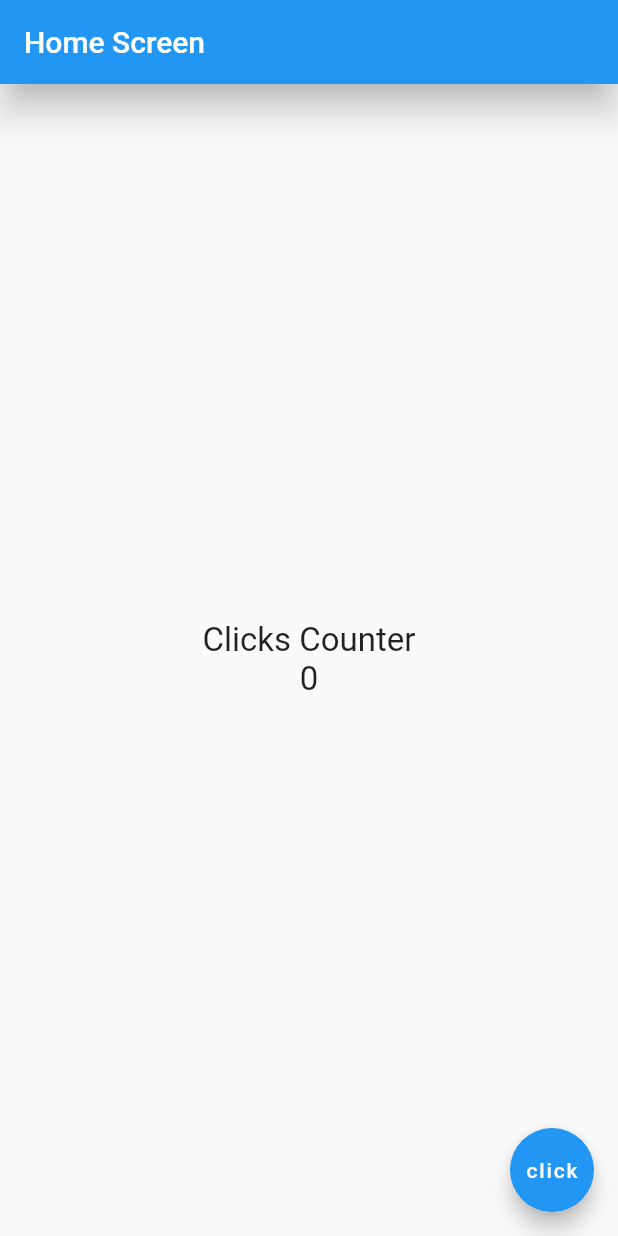
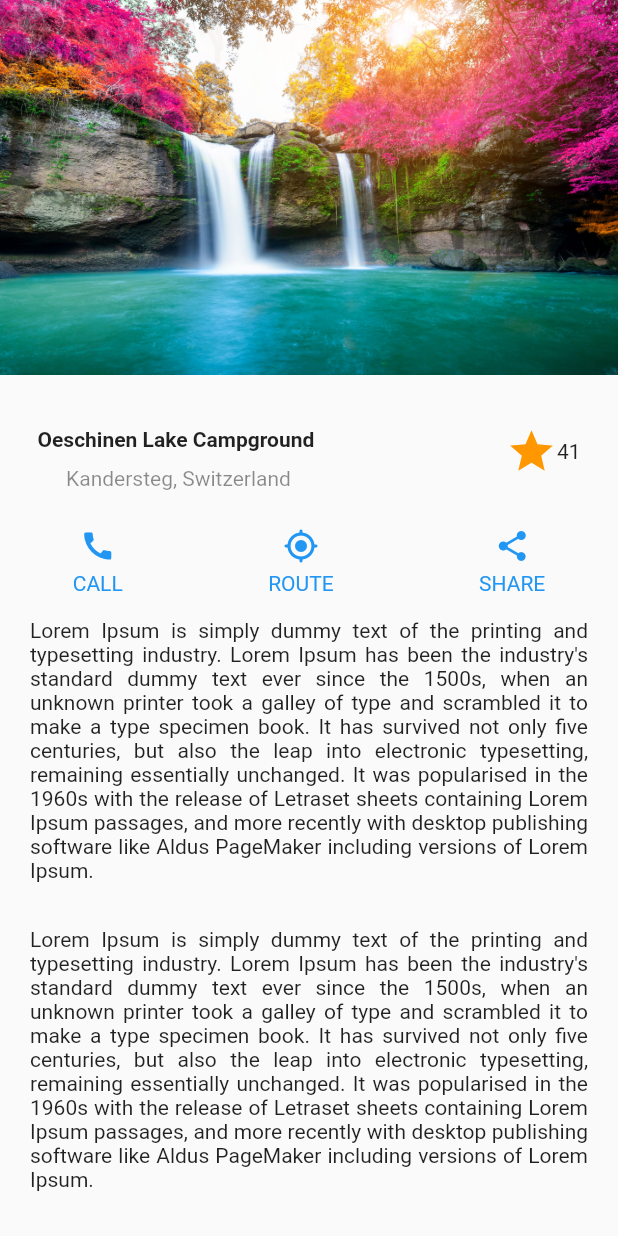
Before and after one commit to jtavio/workshops, a Flutter app: the screen it shows after launch, on a phone screen of 412 x 824 dp. Run offline on Flutter 3.47's test engine with Material 2 defaults, Android fonts, the phone set to English and light mode, and no system bars.

Commit message:
design screen

```diff
--- a/shopsworktest/lib/main.dart
+++ b/shopsworktest/lib/main.dart
@@ -1,5 +1,6 @@
 import 'package:flutter/material.dart';
 import 'package:shopsworktest/screen/home_screen.dart';
+import 'package:shopsworktest/screen/page1_screen.dart';
 
 void main() {
   runApp(MyApp());
@@ -10,7 +11,7 @@ class MyApp extends StatelessWidget {
   Widget build(BuildContext context) {
     return MaterialApp(
       debugShowCheckedModeBanner: false,
-      home: HomeScreen(),
+      home: Page1Screen(),
     );
   }
 }
--- /dev/null
+++ b/shopsworktest/lib/screen/page1_screen.dart
@@ -0,0 +1,135 @@
+import 'package:flutter/material.dart';
+
+class Page1Screen extends StatelessWidget {
+  const Page1Screen({Key? key}) : super(key: key);
+
+  @override
+  Widget build(BuildContext context) {
+    final Size size = MediaQuery.of(context).size;
+    return Scaffold(
+      body: SingleChildScrollView(
+        child: Column(
+          children: [
+            Container(
+              width: double.infinity,
+              height: 250,
+              child: PageView(
+                children: [
+                  Image.asset(
+                    'assets/img/paisaje.jpg',
+                    fit: BoxFit.fill,
+                  ),
+                  Image.asset(
+                    'assets/img/paisaje2.jpg',
+                    fit: BoxFit.fill,
+                  ),
+                  Image.asset(
+                    'assets/img/paisaje3.jpg',
+                    fit: BoxFit.fill,
+                  ),
+                ],
+              ),
+            ),
+            const SizedBox(height: 25),
+            Padding(
+              padding: const EdgeInsets.symmetric(horizontal: 25),
+              child: _centro(),
+            ),
+            const SizedBox(height: 25),
+            _icons(),
+            _contenido_inferior(),
+            _contenido_inferior(),
+            _contenido_inferior(),
+          ],
+        ),
+      ),
+    );
+  }
+
+  Widget _icons() {
+    return Row(
+      mainAxisAlignment: MainAxisAlignment.spaceAround,
+      children: [
+        _iconsText(
+          const Icon(
+            Icons.call,
+            color: Colors.blue,
+          ),
+          'CALL',
+        ),
+        _iconsText(
+          const Icon(
+            Icons.gps_fixed_rounded,
+            color: Colors.blue,
+          ),
+          'ROUTE',
+        ),
+        _iconsText(
+          const Icon(
+            Icons.share,
+            color: Colors.blue,
+          ),
+          'SHARE',
+        ),
+      ],
+    );
+  }
+
+  Column _iconsText(Icon icon, String text) {
+    return Column(
+      children: [
+        icon,
+        const SizedBox(height: 5),
+        Text(
+          text,
+          style: const TextStyle(color: Colors.blue),
+        ),
+      ],
+    );
+  }
+
+  Row _centro() {
+    return Row(
+      mainAxisAlignment: MainAxisAlignment.spaceBetween,
+      children: [
+        Column(
+          children: const [
+            SizedBox(height: 10),
+            Text(
+              'Oeschinen Lake Campground',
+              style: TextStyle(fontWeight: FontWeight.bold),
+            ),
+            SizedBox(height: 10),
+            Text(
+              ' Kandersteg, Switzerland',
+              style: TextStyle(color: Colors.black45),
+            ),
+          ],
+        ),
+        Row(
+          children: const [
+            Icon(
+              Icons.star,
+              color: Colors.orange,
+              size: 34,
+            ),
+            Text('41')
+          ],
+        ),
+      ],
+    );
+  }
+
+  Widget _contenido_inferior() {
+    const String textlargo =
+        "Lorem Ipsum is simply dummy text of the printing and typesetting industry. Lorem Ipsum has been the industry's standard dummy text ever since the 1500s, when an unknown printer took a galley of type and scrambled it to make a type specimen book. It has survived not only five centuries, but also the leap into electronic typesetting, remaining essentially unchanged. It was popularised in the 1960s with the release of Letraset sheets containing Lorem Ipsum passages, and more recently with desktop publishing software like Aldus PageMaker including versions of Lorem Ipsum.";
+
+    return const Padding(
+      padding: EdgeInsets.symmetric(horizontal: 20, vertical: 15),
+      child: Text(
+        textlargo,
+        textAlign: TextAlign.justify,
+      ),
+    );
+  }
+}
```
Also changed, not shown: shopsworktest/pubspec.yaml (+3 -5 lines), shopsworktest/assets/img/paisaje.jpg (added), shopsworktest/assets/img/paisaje2.jpg (added), shopsworktest/assets/img/paisaje3.jpg (added), shopsworktest/assets/img/paisaje4.jpg (added), shopsworktest/pubspec.lock.
